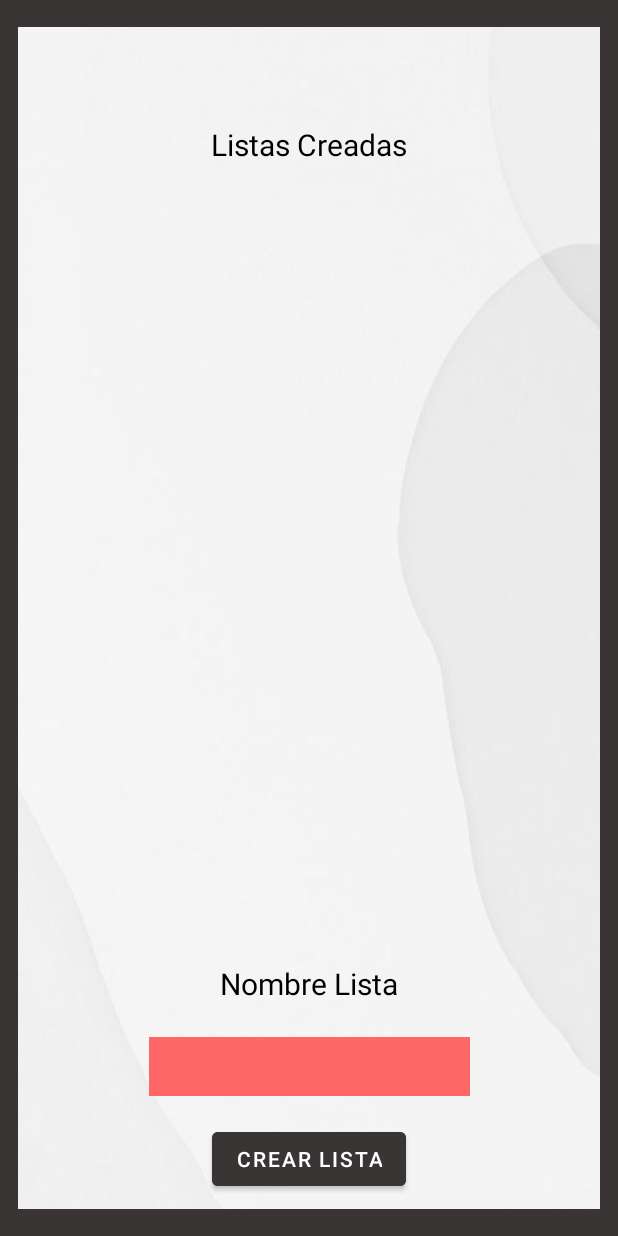
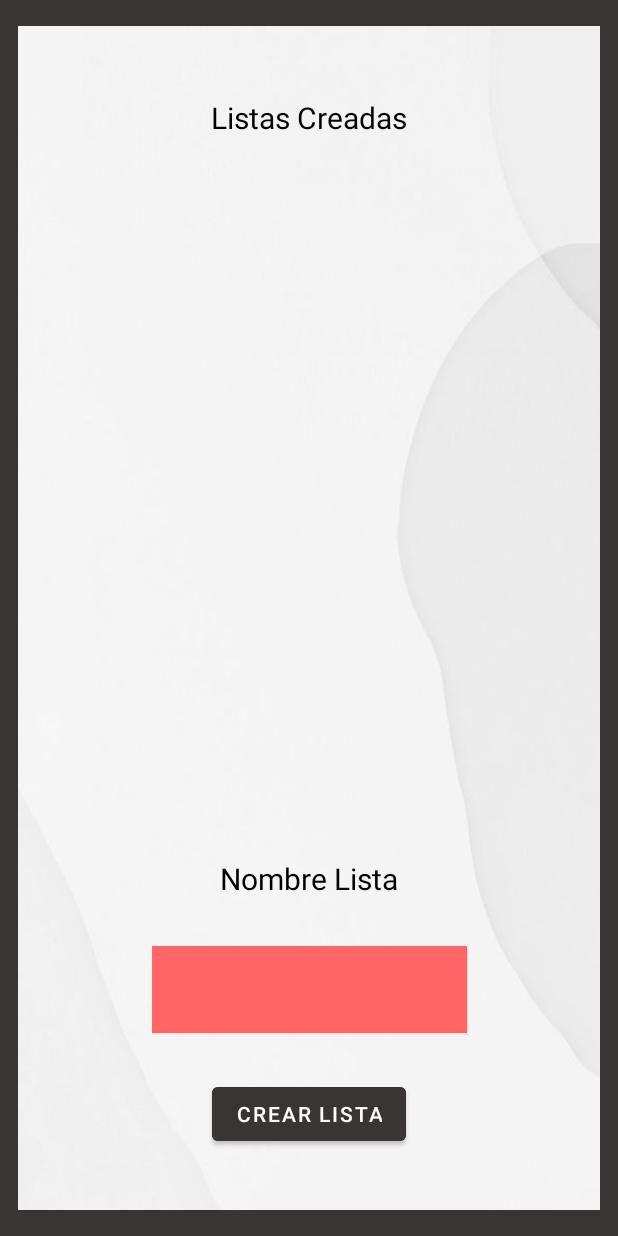
Before and after one commit to SaytoonSummer/TimeSlice, an Android app: the ManagementListActivity screen opened directly, with no data from a screen before it, on a phone screen of 412 x 824 dp. Run offline under Robolectric (Android 15) with nearby library versions, the phone set to English and light mode, and no system bars; our stand-ins replace Firebase (no records; nobody signed in at launch, a user with empty details on screens opened directly).

Commit message:
Proyecto Completo

```diff
--- a/app/src/main/java/com/example/pomodoro/Options/OptionFragment.java
+++ b/app/src/main/java/com/example/pomodoro/Options/OptionFragment.java
@@ -24,10 +24,7 @@ public class OptionFragment extends Fragment {
         SharedPreferences preferences = PreferenceManager.getDefaultSharedPreferences(requireContext());
         boolean soundEnabled = preferences.getBoolean("sound_preference", true);
 
-        Button changeThemeButton = view.findViewById(R.id.button10);
         Button disableSoundButton = view.findViewById(R.id.button11);
-
-        changeThemeButton.setOnClickListener(v -> changeTheme());
 
         disableSoundButton.setOnClickListener(v -> {
             SharedPreferences.Editor editor = preferences.edit();
--- a/app/src/main/java/com/example/pomodoro/Task/ListSide/ManagementListActivity.java
+++ b/app/src/main/java/com/example/pomodoro/Task/ListSide/ManagementListActivity.java
@@ -6,6 +6,7 @@ import android.util.Log;
 import android.view.View;
 import android.widget.Button;
 import android.widget.EditText;
+import android.widget.ProgressBar;
 import android.widget.Toast;
 
 import androidx.recyclerview.widget.LinearLayoutManager;
@@ -31,6 +32,7 @@ public class ManagementListActivity extends AppCompatActivity {
     private List<ListModel> listModels;
     private FirebaseFirestore db;
     private CollectionReference collectionReference;
+    private ProgressBar progressBar;
 
     @Override
     protected void onCreate(Bundle savedInstanceState) {
@@ -42,6 +44,8 @@ public class ManagementListActivity extends AppCompatActivity {
         editTextListName = findViewById(R.id.editTextText4);
         createListButton = findViewById(R.id.button3);
         recyclerView = findViewById(R.id.recyclerView4);
+        progressBar = findViewById(R.id.progressBar);
+        progressBar.setVisibility(View.VISIBLE);
 
         listModels = new ArrayList<>();
         listAdapter = new ListAdapter(listModels, this);
@@ -82,7 +86,7 @@ public class ManagementListActivity extends AppCompatActivity {
                         editTextListName.getText().clear();
                     })
                     .addOnFailureListener(e -> {
-                        Toast.makeText(this, "Error creando el documento", Toast.LENGTH_SHORT).show();
+                        Toast.makeText(ManagementListActivity.this, "Error creando el documento", Toast.LENGTH_SHORT).show();
 
                         Log.e("CreateList", "Error al crear el documento: " + e.getMessage());
                     });
@@ -116,20 +120,21 @@ public class ManagementListActivity extends AppCompatActivity {
                 .addOnSuccessListener(queryDocumentSnapshots -> {
                     for (QueryDocumentSnapshot document : queryDocumentSnapshots) {
                         ListModel list = document.toObject(ListModel.class);
-
                         listModels.add(list);
 
                         Log.d("LoadLists", "Lista cargada: " + list.getListName());
                     }
 
                     listAdapter.notifyDataSetChanged();
+                    progressBar.setVisibility(View.GONE);
 
                     Log.d("LoadLists", "Datos de listas cargados exitosamente. Cantidad de elementos: " + listModels.size());
                 })
                 .addOnFailureListener(e -> {
-                    Toast.makeText(this, "Error cargando listas", Toast.LENGTH_SHORT).show();
+                    Toast.makeText(ManagementListActivity.this, "Error cargando listas", Toast.LENGTH_SHORT).show();
+                    progressBar.setVisibility(View.GONE);
 
                     Log.e("LoadLists", "Error al cargar datos de listas: " + e.getMessage());
                 });
-        }
     }
+}
--- a/app/src/main/res/layout/activity_management_list.xml
+++ b/app/src/main/res/layout/activity_management_list.xml
@@ -12,9 +12,9 @@
         android:layout_width="0dp"
         android:layout_height="0dp"
         android:layout_marginStart="12dp"
-        android:layout_marginTop="18dp"
+        android:layout_marginTop="17dp"
         android:layout_marginEnd="12dp"
-        android:layout_marginBottom="18dp"
+        android:layout_marginBottom="17dp"
         android:background="@drawable/_72c82a93e1334d1d61f19f2b7fe3a1e"
         app:layout_constraintBottom_toBottomOf="parent"
         app:layout_constraintEnd_toEndOf="parent"
@@ -26,45 +26,46 @@
             android:id="@+id/textView2"
             android:layout_width="wrap_content"
             android:layout_height="wrap_content"
-            android:layout_marginBottom="22dp"
+            android:layout_marginBottom="31dp"
             android:text="Nombre Lista"
             android:textColor="#000000"
             android:textSize="20sp"
             app:layout_constraintBottom_toTopOf="@+id/editTextText4"
             app:layout_constraintEnd_toEndOf="parent"
             app:layout_constraintStart_toStartOf="parent"
-            app:layout_constraintTop_toBottomOf="@+id/recyclerView4" />
+            app:layout_constraintTop_toBottomOf="@+id/progressBar" />
 
         <TextView
             android:id="@+id/textView9"
             android:layout_width="wrap_content"
             android:layout_height="wrap_content"
+            android:layout_marginTop="47dp"
             android:layout_marginBottom="35dp"
             android:text="Listas Creadas"
             android:textColor="#000000"
             android:textSize="20sp"
             app:layout_constraintBottom_toTopOf="@+id/recyclerView4"
             app:layout_constraintEnd_toEndOf="parent"
-            app:layout_constraintStart_toStartOf="parent" />
+            app:layout_constraintStart_toStartOf="parent"
+            app:layout_constraintTop_toTopOf="parent" />
 
         <androidx.recyclerview.widget.RecyclerView
             android:id="@+id/recyclerView4"
             android:layout_width="0dp"
             android:layout_height="0dp"
-            android:layout_marginStart="28dp"
-            android:layout_marginTop="127dp"
-            android:layout_marginEnd="28dp"
-            android:layout_marginBottom="84dp"
-            app:layout_constraintBottom_toTopOf="@+id/textView2"
+            android:layout_marginStart="31dp"
+            android:layout_marginEnd="31dp"
+            android:layout_marginBottom="35dp"
+            app:layout_constraintBottom_toTopOf="@+id/progressBar"
             app:layout_constraintEnd_toEndOf="parent"
             app:layout_constraintStart_toStartOf="parent"
-            app:layout_constraintTop_toTopOf="parent" />
+            app:layout_constraintTop_toBottomOf="@+id/textView9" />
 
         <Button
             android:id="@+id/button3"
             android:layout_width="wrap_content"
             android:layout_height="wrap_content"
-            android:layout_marginBottom="9dp"
+            android:layout_marginBottom="40dp"
             android:backgroundTint="#393535"
             android:text="Crear Lista"
             android:textColor="#FFFFFF"
@@ -75,9 +76,9 @@
 
         <EditText
             android:id="@+id/editTextText4"
-            android:layout_width="214dp"
-            android:layout_height="39dp"
-            android:layout_marginBottom="18dp"
+            android:layout_width="210dp"
+            android:layout_height="58dp"
+            android:layout_marginBottom="30dp"
             android:background="#FF6666"
             android:ems="10"
             android:inputType="text"
@@ -86,6 +87,17 @@
             app:layout_constraintStart_toStartOf="parent"
             app:layout_constraintTop_toBottomOf="@+id/textView2" />
 
+        <ProgressBar
+            android:id="@+id/progressBar"
+            style="?android:attr/progressBarStyle"
+            android:layout_width="119dp"
+            android:layout_height="0dp"
+            android:layout_marginBottom="38dp"
+            app:layout_constraintBottom_toTopOf="@+id/textView2"
+            app:layout_constraintEnd_toEndOf="parent"
+            app:layout_constraintStart_toStartOf="parent"
+            app:layout_constraintTop_toBottomOf="@+id/recyclerView4" />
+
     </androidx.constraintlayout.widget.ConstraintLayout>
 
 </androidx.constraintlayout.widget.ConstraintLayout>
--- a/app/src/main/res/layout/fragment_pomodoro.xml
+++ b/app/src/main/res/layout/fragment_pomodoro.xml
@@ -81,7 +81,8 @@
             android:layout_width="97dp"
             android:layout_height="50dp"
             android:layout_marginLeft="5px"
-            app:srcCompat="@drawable/reset" />
+            app:srcCompat="@drawable/reset"
+            android:visibility="invisible"/>
 
     </LinearLayout>
 
```
Also changed, not shown: app/src/main/java/com/example/pomodoro/Pomodoro/PomodoroFragment.java (+15 -2 lines), app/src/main/java/com/example/pomodoro/Task/ListSide/CompletedTaskListFragment.java (+8 -1 lines), app/src/main/java/com/example/pomodoro/Task/TaskSide/TareasCompletadasFragment.java (+10 -3 lines), app/src/main/java/com/example/pomodoro/Task/TaskSide/TareasFragment.java (+6 -2 lines), app/src/main/res/layout/fragment_completed_task_list.xml (+14 -8 lines), app/src/main/res/layout/fragment_option.xml (+0 -8 lines), app/src/main/res/layout/fragment_tareas.xml (+21 -10 lines), app/src/main/res/layout/fragment_tareas_completadas.xml (+10 -0 lines), app/src/main/res/layout/fragment_task_list.xml (+7 -10 lines).
